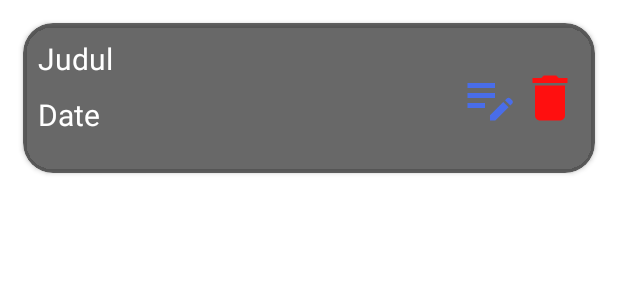
After one commit to dheevvvv/Challenge-Chapter-4, an Android app: the layout item_note.xml on its own in the app's theme, with its tools: preview values and no code run, on a phone screen of 412 x 824 dp. The commit adds this screen. Shown: the top 300 px of the screen. Run offline under Robolectric (Android 15) with nearby library versions, the phone set to English and light mode, and no system bars.

Commit message:
adding layout item_note for recyclerview

```diff
--- a/app/src/main/java/com/example/challengechapterempat/ui/SplashFragment.kt
+++ b/app/src/main/java/com/example/challengechapterempat/ui/SplashFragment.kt
@@ -24,5 +24,4 @@ class SplashFragment : Fragment() {
     }
 
 
-
 }
--- /dev/null
+++ b/app/src/main/res/drawable/ic_delete.xml
@@ -0,0 +1,5 @@
+<vector android:height="24dp" android:tint="#FF0F0F"
+    android:viewportHeight="24" android:viewportWidth="24"
+    android:width="24dp" xmlns:android="http://schemas.android.com/apk/res/android">
+    <path android:fillColor="@android:color/white" android:pathData="M6,19c0,1.1 0.9,2 2,2h8c1.1,0 2,-0.9 2,-2V7H6v12zM19,4h-3.5l-1,-1h-5l-1,1H5v2h14V4z"/>
+</vector>
--- /dev/null
+++ b/app/src/main/res/drawable/ic_edit.xml
@@ -0,0 +1,5 @@
+<vector android:height="24dp" android:tint="#496DE9"
+    android:viewportHeight="24" android:viewportWidth="24"
+    android:width="24dp" xmlns:android="http://schemas.android.com/apk/res/android">
+    <path android:fillColor="@android:color/white" android:pathData="M3,10h11v2H3V10zM3,8h11V6H3V8zM3,16h7v-2H3V16zM18.01,12.87l0.71,-0.71c0.39,-0.39 1.02,-0.39 1.41,0l0.71,0.71c0.39,0.39 0.39,1.02 0,1.41l-0.71,0.71L18.01,12.87zM17.3,13.58l-5.3,5.3V21h2.12l5.3,-5.3L17.3,13.58z"/>
+</vector>
--- /dev/null
+++ b/app/src/main/res/layout/item_note.xml
@@ -0,0 +1,71 @@
+<?xml version="1.0" encoding="utf-8"?>
+<layout xmlns:android="http://schemas.android.com/apk/res/android"
+    xmlns:tools="http://schemas.android.com/tools"
+    xmlns:app="http://schemas.android.com/apk/res-auto">
+
+    <data>
+
+    </data>
+
+    <androidx.cardview.widget.CardView
+        android:layout_width="match_parent"
+        android:layout_height="100dp"
+        android:layout_margin="15dp"
+        app:cardCornerRadius="20dp"
+        app:cardBackgroundColor="@color/darkgrey"
+        >
+
+        <androidx.constraintlayout.widget.ConstraintLayout
+            android:layout_width="match_parent"
+            android:layout_height="match_parent"
+            android:padding="10dp">
+
+            <TextView
+                android:id="@+id/tv_judul"
+                android:layout_width="wrap_content"
+                android:layout_height="wrap_content"
+                app:layout_constraintStart_toStartOf="parent"
+                app:layout_constraintTop_toTopOf="parent"
+                android:text="Judul"
+                android:textColor="@color/white"
+                android:textSize="20sp"
+                />
+
+            <TextView
+                android:id="@+id/tv_date"
+                android:layout_width="wrap_content"
+                android:layout_height="wrap_content"
+                android:layout_marginTop="10dp"
+                app:layout_constraintStart_toStartOf="parent"
+                app:layout_constraintTop_toBottomOf="@+id/tv_judul"
+                android:text="Date"
+                android:textColor="@color/white"
+                android:textSize="20sp"
+                />
+
+            <ImageView
+                android:id="@+id/iv_delete"
+                android:layout_width="40dp"
+                android:layout_height="40dp"
+                app:layout_constraintEnd_toEndOf="parent"
+                app:layout_constraintTop_toTopOf="parent"
+                app:layout_constraintBottom_toBottomOf="parent"
+                android:src="@drawable/ic_delete"
+                />
+
+            <ImageView
+                android:id="@+id/iv_edit"
+                android:layout_width="40dp"
+                android:layout_height="40dp"
+                app:layout_constraintEnd_toStartOf="@id/iv_delete"
+                app:layout_constraintTop_toTopOf="parent"
+                app:layout_constraintBottom_toBottomOf="parent"
+                android:src="@drawable/ic_edit"
+                />
+
+
+        </androidx.constraintlayout.widget.ConstraintLayout>
+
+
+    </androidx.cardview.widget.CardView>
+</layout>
--- a/app/src/main/res/values/colors.xml
+++ b/app/src/main/res/values/colors.xml
@@ -7,4 +7,5 @@
     <color name="teal_700">#FF018786</color>
     <color name="black">#FF000000</color>
     <color name="white">#FFFFFFFF</color>
+    <color name="darkgrey">#97000000</color>
 </resources>
```
